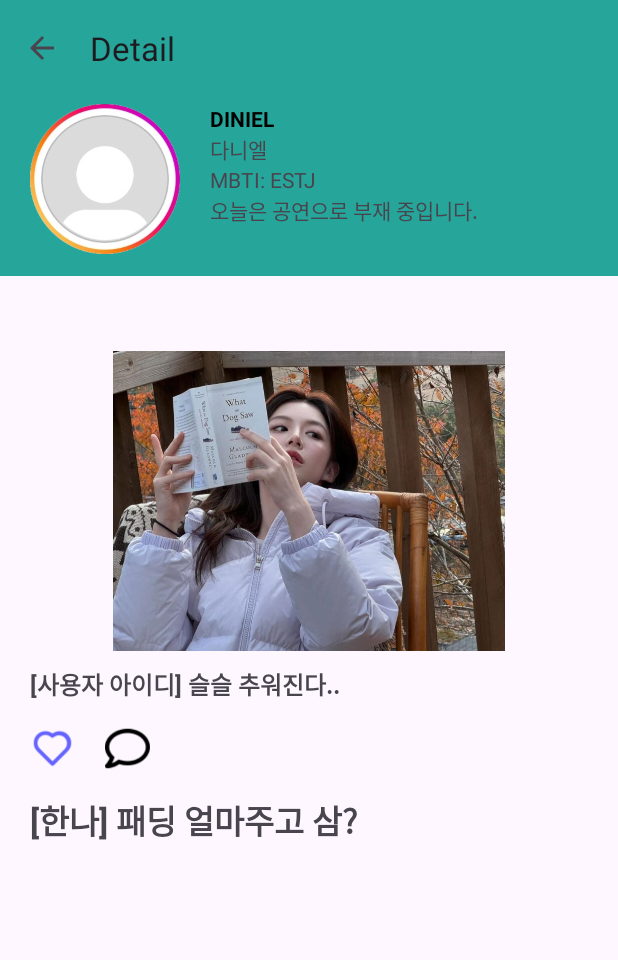
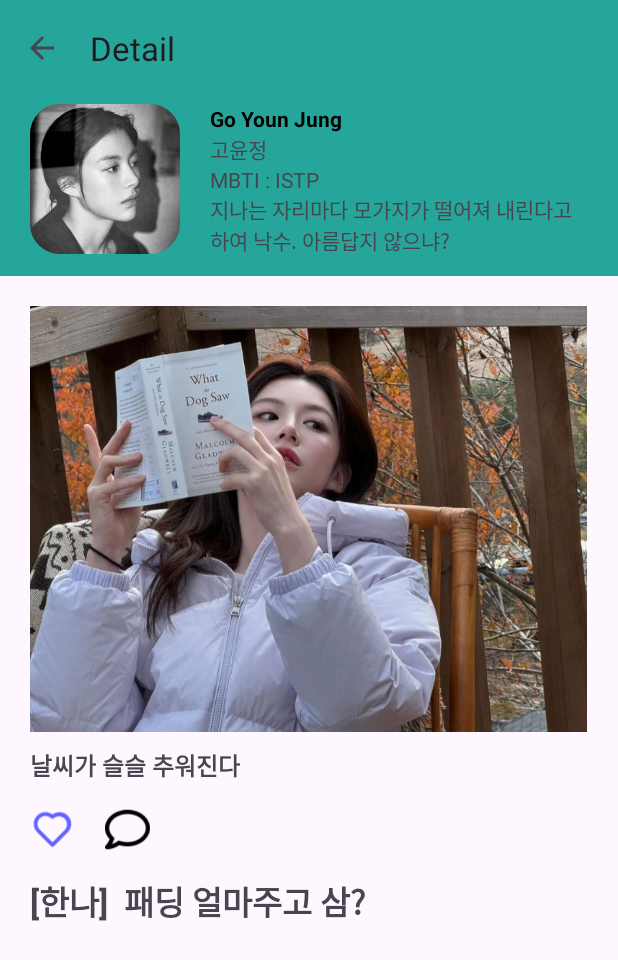
Before and after one commit to dlho1222/Sparta-Week5-Team--SNS, an Android app: the screen it shows after launch (DetailActivity), after a tap on an icon or button, on a phone screen of 412 x 824 dp. Shown: the top 960 px of the screen. Run offline under Robolectric (Android 15) with nearby library versions, the phone set to English and light mode, and no system bars.

Commit message:
Postlist 항목추가, 항목연결(메인페이지,디테일페이지)

```diff
--- a/app/src/main/java/com/example/sns/DetailActivity.kt
+++ b/app/src/main/java/com/example/sns/DetailActivity.kt
@@ -37,6 +37,18 @@ class DetailActivity : AppCompatActivity() {
         }
         val ivProfile = findViewById<ImageView>(R.id.iv_Profile).apply {
             postInfo?.profile?.let { setImageResource(it) }
+        }
+        val yourdetail1 = findViewById<TextView>(R.id.tv_EngName).apply {
+            postInfo?.EngName?.let { setText(it) }
+        }
+        val yourdetail2 = findViewById<TextView>(R.id.tv_KR_Name).apply {
+            postInfo?.KR_Name?.let { setText(it) }
+        }
+        val yourdetail3 = findViewById<TextView>(R.id.tv_MBTI).apply {
+            postInfo?.MBTI?.let { setText("MBTI : $it") }
+        }
+        val yourdetail4 = findViewById<TextView>(R.id.tv_Status).apply {
+            postInfo?.Status?.let { setText(it) }
         }
 
 
--- a/app/src/main/java/com/example/sns/MainActivity.kt
+++ b/app/src/main/java/com/example/sns/MainActivity.kt
@@ -19,6 +19,50 @@ class MainActivity : AppCompatActivity() {
     override fun onCreate(savedInstanceState: Bundle?) {
         super.onCreate(savedInstanceState)
         setContentView(R.layout.activity_main)
+
+        val rep1_1 = findViewById<ImageView>(R.id.iv_profile1)
+        rep1_1.setImageResource(PostList.get(0).profile)
+        val rep1_2: TextView = findViewById(R.id.tv_profile1_id)
+        rep1_2.text = "${PostList.get(0).id}"
+        val rep1_3: ImageView = findViewById(R.id.iv_profile1_con)
+        rep1_3.setImageResource(PostList.get(0).contentsImage)
+        val rep1_4: TextView = findViewById(R.id.tv_profile1_desc)
+        rep1_4.text = "[${PostList.get(0).id}]  ${PostList.get(0).description}"
+        val rep1_5: TextView = findViewById(R.id.tv_profile1_comm)
+        rep1_5.text = "${PostList.get(0).comment}"
+
+        val rep2_1: ImageView = findViewById(R.id.iv_profile2)
+        rep2_1.setImageResource(PostList.get(1).profile)
+        val rep2_2: TextView = findViewById(R.id.tv_profile2_id)
+        rep2_2.text = "${PostList.get(1).id}"
+        val rep2_3: ImageView = findViewById(R.id.iv_profile2_con)
+        rep2_3.setImageResource(PostList.get(1).contentsImage)
+        val rep2_4: TextView = findViewById(R.id.tv_profile2_desc)
+        rep2_4.text = "[${PostList.get(1).id}]  ${PostList.get(1).description}"
+        val rep2_5: TextView = findViewById(R.id.tv_profile2_comm)
+        rep2_5.text = "${PostList.get(1).comment}"
+
+        val rep3_1: ImageView = findViewById(R.id.iv_profile3)
+        rep3_1.setImageResource(PostList.get(2).profile)
+        val rep3_2: TextView = findViewById(R.id.tv_profile3_id)
+        rep3_2.text = "${PostList.get(2).id}"
+        val rep3_3: ImageView = findViewById(R.id.iv_profile3_con)
+        rep3_3.setImageResource(PostList.get(2).contentsImage)
+        val rep3_4: TextView = findViewById(R.id.tv_profile3_desc)
+        rep3_4.text = "[${PostList.get(2).id}]  ${PostList.get(2).description}"
+        val rep3_5: TextView = findViewById(R.id.tv_profile3_comm)
+        rep3_5.text = "${PostList.get(2).comment}"
+
+        val rep4_1: ImageView = findViewById(R.id.iv_profile4)
+        rep4_1.setImageResource(PostList.get(3).profile)
+        val rep4_2: TextView = findViewById(R.id.tv_profile4_id)
+        rep4_2.text = "${PostList.get(3).id}"
+        val rep4_3: ImageView = findViewById(R.id.iv_profile4_con)
+        rep4_3.setImageResource(PostList.get(3).contentsImage)
+        val rep4_4: TextView = findViewById(R.id.tv_profile4_desc)
+        rep4_4.text = "[${PostList.get(3).id}]  ${PostList.get(3).description}"
+        val rep4_5: TextView = findViewById(R.id.tv_profile4_comm)
+        rep4_5.text = "${PostList.get(3).comment}"
 
 
         val profile1 = findViewById<ImageView>(R.id.iv_profile1_con).setOnClickListener {
--- a/app/src/main/java/com/example/sns/Post.kt
+++ b/app/src/main/java/com/example/sns/Post.kt
@@ -10,5 +10,9 @@ data class Post(
     val description: String,
     val id: String,
     val comment: String,
+    val EngName: String,
+    val KR_Name: String,
+    val MBTI: String,
+    val Status: String,
     var isLike : Boolean = false
 ) : Parcelable
--- a/app/src/main/java/com/example/sns/PostList.kt
+++ b/app/src/main/java/com/example/sns/PostList.kt
@@ -8,39 +8,58 @@ object PostList {
 
         add(
             Post(
-                R.drawable.testimg,
+                R.drawable.gogo_mini,
                 R.drawable.gogo,
-                "[사용자 아이디] 슬슬 추워진다..",
-                "Username",
-                "[한나] 패딩 얼마주고 삼?",
+                "날씨가 슬슬 추워진다",
+                "goyounjung",
+                "[한나]  패딩 얼마주고 삼?",
+                "Go Youn Jung",
+                "고윤정",
+                "ISTP",
+                "지나는 자리마다 모가지가 떨어져 내린다고 하여 낙수. 아름답지 않으냐?"
 
             )
         )
         add(
             Post(
-                R.drawable.testimg,
+                R.drawable.gogo_mini,
                 R.drawable.gogo2,
-                "[사용자 아이디] 을왕리에서 보낸 좋은사람들과 좋은자리 좋은시간 다 아는사람들이구만..",
-                "Username",
-                "[SANTA] 모자 정보좀요~",
+                "을왕리에서 보낸 좋은사람들과 좋은자리 좋은시간 다 아는사람들이구만",
+                "goyounjung",
+                "[SANTA]  모자 정보좀요~",
+                "Go Youn Jung",
+                "고윤정",
+                "ISTP",
+                "지나는 자리마다 모가지가 떨어져 내린다고 하여 낙수. 아름답지 않으냐?"
+
             )
         )
         add(
             Post(
-                R.drawable.testimg,
+                R.drawable.son_mini,
                 R.drawable.son,
-                "[사용자 아이디] 내가 장사하는 사람으로 보여? 너 납치된거야..",
-                "Username",
-                "[도리안] ?",
+                "너.. 내가 장사하는 사람으로 보여? 너 납치된거야..",
+                "sonsukku",
+                "[도리안]  ?",
+                "Son Suk Ku",
+                "손석구",
+                "INFJ",
+                "네 눈에도 내가 한심해?"
+
             )
         )
         add(
             Post(
-                R.drawable.testimg,
+                R.drawable.swings_mini,
                 R.drawable.swings,
-                "[사용자 아이디] 혹시 돈까스 좋아해요?",
-                "Username",
-                "[앤] ?",
+                "혹시 돈까스 좋아해요? 암더 킹 문스윙스!",
+                "itsjustswings",
+                "[앤]  ?",
+                "Moon ji hoon",
+                "문지훈",
+                "ESTP",
+                "우사인 봁, 왜 세상에서 가장 달리기 빠른 사람인지 알아요? 끝까지 갔기 때문이에요."
+
             )
         )
 
--- /dev/null
+++ b/app/src/main/res/drawable/edgeround.xml
@@ -0,0 +1,18 @@
+<?xml version="1.0" encoding="utf-8"?>
+<shape xmlns:android="http://schemas.android.com/apk/res/android">
+<!--    <corners android:radius="30dp" /> &lt;!&ndash; radius 값에 따라 라운드 처리 정도를 조절할 수 있습니다. &ndash;&gt;-->
+
+
+<!--    클론 ui에 쓸 테두리 추가-->
+    <solid android:color="@android:color/transparent" />
+    <stroke
+        android:width="1dp"
+        android:color="#656565"/>
+    <corners android:radius="20dp" />
+
+    <!-- 사용방법
+    android:clipToOutline="true"
+    android:background="@drawable/edgeround"
+-->
+
+</shape>
--- a/app/src/main/res/layout/activity_detail.xml
+++ b/app/src/main/res/layout/activity_detail.xml
@@ -44,6 +44,7 @@
                     android:layout_height="100dp"
                     android:layout_marginBottom="10dp"
                     android:clipToOutline="true"
+                    android:background="@drawable/edgeround"
                     android:src="@drawable/ic_launcher_foreground"
                     app:layout_constraintBottom_toBottomOf="parent"
                     app:layout_constraintStart_toStartOf="parent"
@@ -92,10 +93,10 @@
             <ImageView
                 android:scaleType="centerInside"
                 android:id="@+id/iv_ContentsImage"
-                android:layout_width="0dp"
-                android:layout_height="200dp"
-                android:layout_marginHorizontal="20dp"
-                android:layout_marginTop="50dp"
+                android:layout_width="match_parent"
+                android:layout_height="wrap_content"
+                android:layout_margin="20dp"
+                android:adjustViewBounds="true"
                 android:src="@drawable/ic_launcher_foreground"
                 app:layout_constraintEnd_toEndOf="parent"
                 app:layout_constraintStart_toStartOf="parent"
```
Also changed, not shown: app/src/main/res/layout/activity_main.xml (+43 -35 lines), app/src/main/res/drawable/gogo_mini.png (added), app/src/main/res/drawable/son_mini.png (added), app/src/main/res/drawable/swings_mini.png (added).
